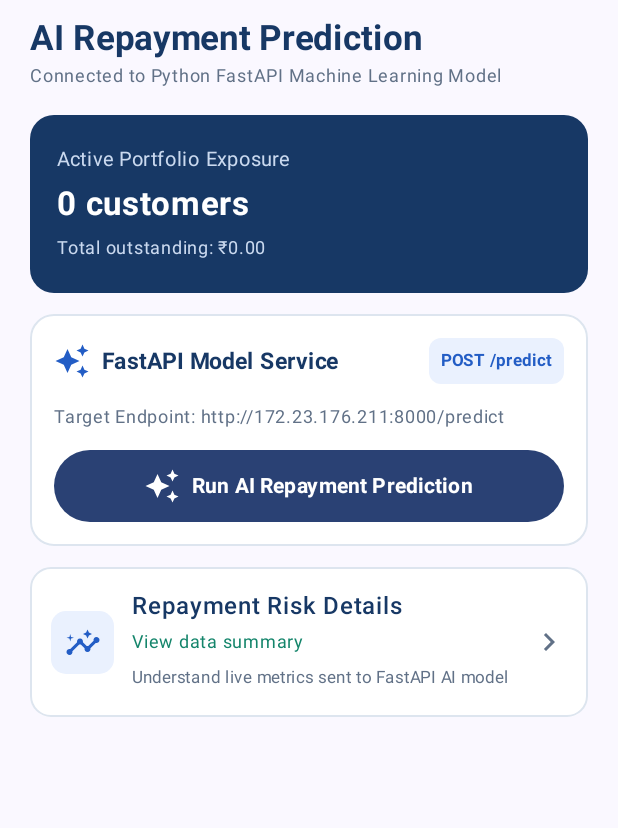
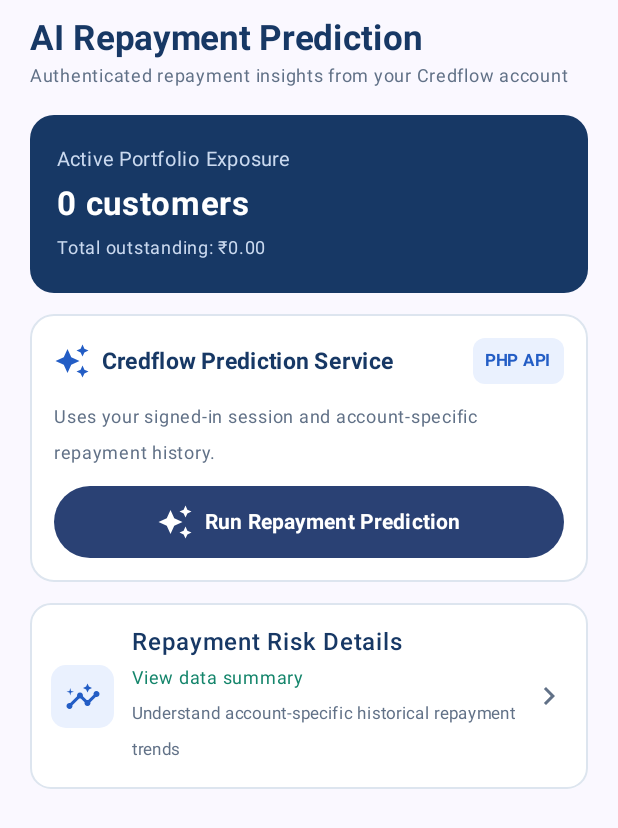
Before and after one commit to Rithi10/credflow, an Android app built with Jetpack Compose: the composable PredictionPage called with empty values, on a phone screen of 412 x 824 dp. Shown: the top 828 px of the screen. Run offline under Robolectric (Android 15) with nearby library versions, the phone set to English and light mode, and no system bars; 2 statements that could not run were skipped.

Commit message:
Implement local Credflow AI integration

```diff
--- a/app/src/main/java/com/example/credflow/AIAssistantPage.kt
+++ b/app/src/main/java/com/example/credflow/AIAssistantPage.kt
@@ -22,7 +22,7 @@ fun AIAssistantPage(onChat: () -> Unit, onPrediction: () -> Unit, onForecast: ()
         item { Text("AI Assistant", fontSize = 23.sp, fontWeight = FontWeight.Bold, color = Navy) }
         item { Text("Simple insights to help manage collections.", color = Muted) }
         item { CycleCard("AI Finance Chatbot", "Ask in everyday language", "“How much is pending this week?”", Icons.Default.Chat, onChat) }
-        item { CycleCard("Repayment Prediction", "Review remaining balances", "Demo summary; not a validated ML model", Icons.Default.Psychology, onPrediction) }
+        item { CycleCard("Repayment Prediction", "Review repayment history", "Account-specific predictions when enough real history is available", Icons.Default.Psychology, onPrediction) }
         item { CycleCard("Collection Forecast", "Daily / weekly / monthly totals", "Current records and estimated summaries", Icons.Default.TrendingUp, onForecast) }
         item { CycleCard("Reports", "View collection totals", "Summaries by collection cycle", Icons.Default.BarChart, onReports) }
         item { InfoCard("AI status", "Chat answers are calculated from local app records in this demo. A real language model and trained prediction/forecasting services must be connected separately.") }
--- a/app/src/main/java/com/example/credflow/MainActivity.kt
+++ b/app/src/main/java/com/example/credflow/MainActivity.kt
@@ -142,6 +142,12 @@ fun CredflowApp(intent: android.content.Intent? = null) {
                     backStack.add(target)
                 }
             }
+        }
+    }
+
+    LaunchedEffect(uiState.userMessage) {
+        if (uiState.userMessage == "Session expired. Please log in again.") {
+            resetTo(Screen.Splash)
         }
     }
 
--- a/app/src/main/java/com/example/credflow/PredictionPage.kt
+++ b/app/src/main/java/com/example/credflow/PredictionPage.kt
@@ -18,7 +18,6 @@ import androidx.compose.ui.graphics.Color
 import androidx.compose.ui.text.font.FontWeight
 import androidx.compose.ui.unit.dp
 import androidx.compose.ui.unit.sp
-import com.example.credflow.data.remote.ApiConfig
 import com.example.credflow.domain.model.Customer
 import java.util.Locale
 
@@ -40,7 +39,7 @@ fun PredictionPage(
         item {
             Column {
                 Text("AI Repayment Prediction", fontSize = 23.sp, fontWeight = FontWeight.Bold, color = Navy)
-                Text("Connected to Python FastAPI Machine Learning Model", color = Muted, fontSize = 12.sp)
+                Text("Authenticated repayment insights from your Credflow account", color = Muted, fontSize = 12.sp)
             }
         }
 
@@ -68,14 +67,14 @@ fun PredictionPage(
                     ) {
                         Row(verticalAlignment = Alignment.CenterVertically, horizontalArrangement = Arrangement.spacedBy(8.dp)) {
                             Icon(Icons.Default.AutoAwesome, null, tint = Blue)
-                            Text("FastAPI Model Service", fontWeight = FontWeight.Bold, color = Navy, fontSize = 15.sp)
+                            Text("Credflow Prediction Service", fontWeight = FontWeight.Bold, color = Navy, fontSize = 15.sp)
                         }
                         Surface(color = Color(0xFFEAF1FE), shape = RoundedCornerShape(8.dp)) {
-                            Text("POST /predict", fontSize = 11.sp, fontWeight = FontWeight.Bold, color = Blue, modifier = Modifier.padding(horizontal = 8.dp, vertical = 3.dp))
+                            Text("PHP API", fontSize = 11.sp, fontWeight = FontWeight.Bold, color = Blue, modifier = Modifier.padding(horizontal = 8.dp, vertical = 3.dp))
                         }
                     }
 
-                    Text("Target Endpoint: ${ApiConfig.getAiEndpoint("predict")}", fontSize = 12.sp, color = Muted)
+                    Text("Uses your signed-in session and account-specific repayment history.", fontSize = 12.sp, color = Muted)
 
                     Button(
                         onClick = onRunPrediction,
@@ -85,11 +84,11 @@ fun PredictionPage(
                         if (isPredicting) {
                             CircularProgressIndicator(modifier = Modifier.size(20.dp), strokeWidth = 2.dp, color = Color.White)
                             Spacer(Modifier.width(10.dp))
-                            Text("Querying FastAPI AI Model...", fontSize = 14.sp)
+                            Text("Checking your repayment history...", fontSize = 14.sp)
                         } else {
                             Icon(Icons.Default.AutoAwesome, null)
                             Spacer(Modifier.width(8.dp))
-                            Text("Run AI Repayment Prediction", fontSize = 14.sp, fontWeight = FontWeight.Bold)
+                            Text("Run Repayment Prediction", fontSize = 14.sp, fontWeight = FontWeight.Bold)
                         }
                     }
                 }
@@ -110,7 +109,7 @@ fun PredictionPage(
                         Spacer(Modifier.width(14.dp))
                         Column {
                             Text("Predicting Repayment Probability...", fontWeight = FontWeight.Bold, color = Navy, fontSize = 14.sp)
-                            Text("Evaluating parameters on Python FastAPI backend...", color = Muted, fontSize = 12.sp)
+                            Text("Evaluating account-specific historical repayments...", color = Muted, fontSize = 12.sp)
                         }
                     }
                 }
@@ -153,9 +152,9 @@ fun PredictionPage(
                             Icon(Icons.Default.CheckCircle, null, tint = Green, modifier = Modifier.size(18.dp))
                             Text(
                                 if (probPercent >= 80.0)
-                                    "FastAPI AI Model predicts a high likelihood of complete on-time repayment."
+                                    "Historical repayment patterns indicate a higher likelihood of repayment within the outcome window."
                                 else
-                                    "FastAPI AI Model recommends increased collection frequency for this portfolio.",
+                                    "Historical repayment patterns indicate a lower likelihood of repayment within the outcome window.",
                                 color = Color.White,
                                 fontSize = 12.sp
                             )
@@ -174,7 +173,7 @@ fun PredictionPage(
                     Column(Modifier.padding(16.dp), verticalArrangement = Arrangement.spacedBy(10.dp)) {
                         Row(verticalAlignment = Alignment.CenterVertically, horizontalArrangement = Arrangement.spacedBy(8.dp)) {
                             Icon(Icons.Default.ErrorOutline, null, tint = Color(0xFFC62828))
-                            Text("FastAPI AI Connection Error", fontWeight = FontWeight.Bold, color = Color(0xFFC62828), fontSize = 14.sp)
+                            Text("Prediction unavailable", fontWeight = FontWeight.Bold, color = Color(0xFFC62828), fontSize = 14.sp)
                         }
                         Text(errorMsg, color = Color(0xFFB71C1C), fontSize = 12.sp)
 
@@ -186,7 +185,7 @@ fun PredictionPage(
                         ) {
                             Icon(Icons.Default.Refresh, null, modifier = Modifier.size(16.dp))
                             Spacer(Modifier.width(6.dp))
-                            Text("Retry FastAPI Prediction", fontSize = 13.sp)
+                            Text("Retry prediction", fontSize = 13.sp)
                         }
                     }
                 }
@@ -197,7 +196,7 @@ fun PredictionPage(
             CycleCard(
                 "Repayment Risk Details",
                 "View data summary",
-                "Understand live metrics sent to FastAPI AI model",
+                "Understand account-specific historical repayment trends",
                 Icons.Default.Insights,
                 onDetails
             )
--- a/app/src/main/java/com/example/credflow/data/remote/ApiConfig.kt
+++ b/app/src/main/java/com/example/credflow/data/remote/ApiConfig.kt
@@ -1,21 +1,13 @@
 package com.example.credflow.data.remote
 
-import android.os.Build
 import com.example.credflow.BuildConfig
 
 object ApiConfig {
-    // Physical device on local Wi-Fi:
-    const val DEFAULT_BASE_URL = "http://172.23.176.211/credflow_api/"
-    // Android Studio Emulator on host PC:
-    const val EMULATOR_BASE_URL = "http://10.0.2.2/credflow_api/"
-
-    // Python FastAPI AI Server:
-    const val DEFAULT_AI_URL = "http://172.23.176.211:8000/"
-    const val EMULATOR_AI_URL = "http://10.0.2.2:8000/"
-
-    private val defaultBaseUrl =
-        if (BuildConfig.DEBUG && isAndroidEmulator()) EMULATOR_BASE_URL else DEFAULT_BASE_URL
-    private var currentUrl: String = normalizeBaseUrl(defaultBaseUrl)
+    private var currentUrl = BuildConfig.CRED_FLOW_API_BASE_URL
+        .trim()
+        .takeIf { it.isNotEmpty() }
+        ?.let(::normalizeBaseUrl)
+        ?: ""
 
     var baseUrl: String
         get() = currentUrl
@@ -25,27 +17,15 @@ object ApiConfig {
 
     private fun normalizeBaseUrl(value: String): String {
         val normalized = if (value.endsWith("/")) value else "$value/"
-        if (BuildConfig.DEBUG || normalized.startsWith("https://", ignoreCase = true)) {
+        val isHttps = normalized.startsWith("https://", ignoreCase = true)
+        val isDebugHttp = BuildConfig.DEBUG &&
+            normalized.startsWith("http://", ignoreCase = true)
+        if (isHttps || isDebugHttp) {
             return normalized
         }
 
-        if (normalized.startsWith("http://", ignoreCase = true)) {
-            return normalized.replaceFirst(Regex("^http://", RegexOption.IGNORE_CASE), "https://")
-        }
-
-        throw IllegalArgumentException("Production API URLs must use HTTPS.")
+        throw IllegalArgumentException("API base URLs must use HTTPS outside debug builds.")
     }
-
-    private fun isAndroidEmulator(): Boolean =
-        Build.FINGERPRINT.startsWith("generic")
-            || Build.FINGERPRINT.startsWith("unknown")
-            || Build.MODEL.contains("google_sdk", ignoreCase = true)
-            || Build.MODEL.contains("Emulator", ignoreCase = true)
-            || Build.MODEL.contains("Android SDK built for", ignoreCase = true)
-            || Build.MODEL.contains("sdk_gphone", ignoreCase = true)
-            || Build.MANUFACTURER.contains("Genymotion", ignoreCase = true)
-            || (Build.BRAND.startsWith("generic", ignoreCase = true)
-            && Build.DEVICE.startsWith("generic", ignoreCase = true))
 
     /**
      * GOOGLE OAUTH 2.0 WEB CLIENT ID
@@ -57,13 +37,10 @@ object ApiConfig {
         set(_) {}
 
     fun getEndpoint(path: String): String {
+        check(currentUrl.isNotBlank()) {
+            "Configure the PHP API URL with credflowApiBaseUrl or CRED_FLOW_API_BASE_URL."
+        }
         val cleanPath = if (path.startsWith("/")) path.substring(1) else path
         return "$baseUrl$cleanPath"
     }
-
-    fun getAiEndpoint(path: String): String {
-        val cleanPath = if (path.startsWith("/")) path.substring(1) else path
-        val base = if (isAndroidEmulator()) EMULATOR_AI_URL else DEFAULT_AI_URL
-        return "$base$cleanPath"
-    }
 }
```
Also changed, not shown: app/build.gradle.kts (+32 -0 lines), app/src/main/java/com/example/credflow/data/remote/CredflowApiService.kt (+69 -27 lines), app/src/main/java/com/example/credflow/data/remote/dto/RepaymentPredictionDto.kt (added, +9 -0 lines), app/src/main/java/com/example/credflow/ui/viewmodel/CredflowViewModel.kt (+58 -28 lines).
